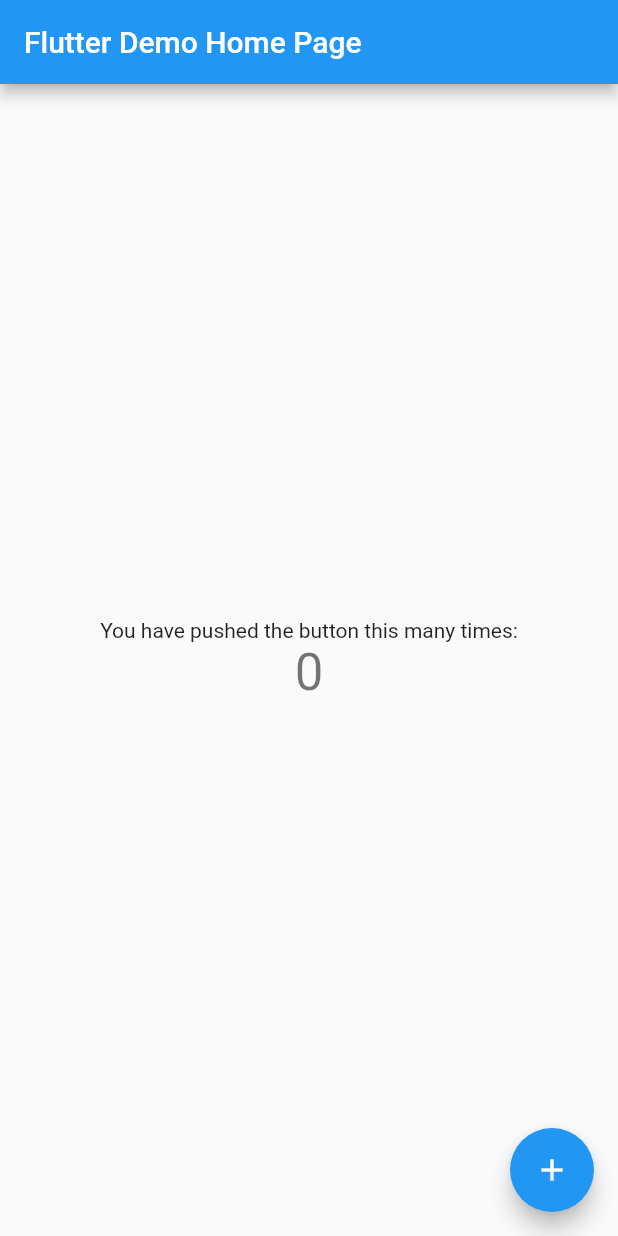
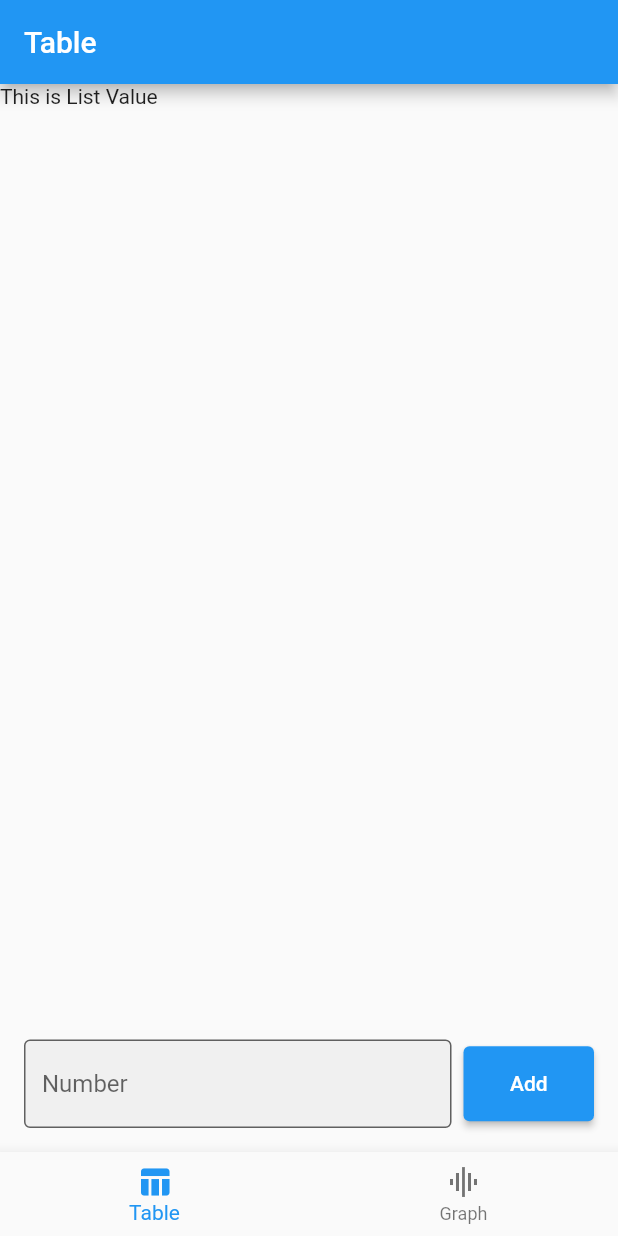
Before and after one commit to masterUNG/UngTableGraph, a Flutter app: the screen it shows after launch, on a phone screen of 412 x 824 dp. Run offline on Flutter 3.47's test engine with Material 2 defaults, Android fonts, the phone set to English and light mode, and no system bars; our stand-ins replace dio, get.

Commit message:
insert value to api sucess

```diff
--- /dev/null
+++ b/lib/controllers/app_controller.dart
@@ -0,0 +1,5 @@
+import 'package:get/get.dart';
+
+class AppController extends GetxController {
+  RxInt indexBodys = 0.obs;
+}
--- a/lib/main.dart
+++ b/lib/main.dart
@@ -1,115 +1,30 @@
+import 'dart:io';
+
 import 'package:flutter/material.dart';
+import 'package:get/get.dart';
+import 'package:ungtablegraph/states/main_home.dart';
 
 void main() {
-  runApp(const MyApp());
+  HttpOverrides.global = MyHttpOverride();
+  runApp(MyApp());
 }
 
 class MyApp extends StatelessWidget {
   const MyApp({super.key});
 
-  // This widget is the root of your application.
   @override
   Widget build(BuildContext context) {
-    return MaterialApp(
-      title: 'Flutter Demo',
-      theme: ThemeData(
-        // This is the theme of your application.
-        //
-        // Try running your application with "flutter run". You'll see the
-        // application has a blue toolbar. Then, without quitting the app, try
-        // changing the primarySwatch below to Colors.green and then invoke
-        // "hot reload" (press "r" in the console where you ran "flutter run",
-        // or simply save your changes to "hot reload" in a Flutter IDE).
-        // Notice that the counter didn't reset back to zero; the application
-        // is not restarted.
-        primarySwatch: Colors.blue,
-      ),
-      home: const MyHomePage(title: 'Flutter Demo Home Page'),
+    return GetMaterialApp(
+      home: MainHome(),
     );
   }
 }
 
-class MyHomePage extends StatefulWidget {
-  const MyHomePage({super.key, required this.title});
-
-  // This widget is the home page of your application. It is stateful, meaning
-  // that it has a State object (defined below) that contains fields that affect
-  // how it looks.
-
-  // This class is the configuration for the state. It holds the values (in this
-  // case the title) provided by the parent (in this case the App widget) and
-  // used by the build method of the State. Fields in a Widget subclass are
-  // always marked "final".
-
-  final String title;
-
+class MyHttpOverride extends HttpOverrides {
   @override
-  State<MyHomePage> createState() => _MyHomePageState();
-}
-
-class _MyHomePageState extends State<MyHomePage> {
-  int _counter = 0;
-
-  void _incrementCounter() {
-    setState(() {
-      // This call to setState tells the Flutter framework that something has
-      // changed in this State, which causes it to rerun the build method below
-      // so that the display can reflect the updated values. If we changed
-      // _counter without calling setState(), then the build method would not be
-      // called again, and so nothing would appear to happen.
-      _counter++;
-    });
-  }
-
-  @override
-  Widget build(BuildContext context) {
-    // This method is rerun every time setState is called, for instance as done
-    // by the _incrementCounter method above.
-    //
-    // The Flutter framework has been optimized to make rerunning build methods
-    // fast, so that you can just rebuild anything that needs updating rather
-    // than having to individually change instances of widgets.
-    return Scaffold(
-      appBar: AppBar(
-        // Here we take the value from the MyHomePage object that was created by
-        // the App.build method, and use it to set our appbar title.
-        title: Text(widget.title),
-      ),
-      body: Center(
-        // Center is a layout widget. It takes a single child and positions it
-        // in the middle of the parent.
-        child: Column(
-          // Column is also a layout widget. It takes a list of children and
-          // arranges them vertically. By default, it sizes itself to fit its
-          // children horizontally, and tries to be as tall as its parent.
-          //
-          // Invoke "debug painting" (press "p" in the console, choose the
-          // "Toggle Debug Paint" action from the Flutter Inspector in Android
-          // Studio, or the "Toggle Debug Paint" command in Visual Studio Code)
-          // to see the wireframe for each widget.
-          //
-          // Column has various properties to control how it sizes itself and
-          // how it positions its children. Here we use mainAxisAlignment to
-          // center the children vertically; the main axis here is the vertical
-          // axis because Columns are vertical (the cross axis would be
-          // horizontal).
-          mainAxisAlignment: MainAxisAlignment.center,
-          children: <Widget>[
-            const Text(
-              'You have pushed the button this many times:',
-            ),
-            Text(
-              '$_counter',
-              style: Theme.of(context).textTheme.headline4,
-            ),
-          ],
-        ),
-      ),
-      floatingActionButton: FloatingActionButton(
-        onPressed: _incrementCounter,
-        tooltip: 'Increment',
-        child: const Icon(Icons.add),
-      ), // This trailing comma makes auto-formatting nicer for build methods.
-    );
+  HttpClient createHttpClient(SecurityContext? context) {
+    // TODO: implement createHttpClient
+    return super.createHttpClient(context)
+      ..badCertificateCallback = (cert, host, port) => true;
   }
 }
--- /dev/null
+++ b/lib/states/main_home.dart
@@ -0,0 +1,67 @@
+import 'package:flutter/material.dart';
+import 'package:get/get.dart';
+import 'package:ungtablegraph/controllers/app_controller.dart';
+import 'package:ungtablegraph/widgets/graph.dart';
+import 'package:ungtablegraph/widgets/my_table.dart';
+
+class MainHome extends StatefulWidget {
+  const MainHome({super.key});
+
+  @override
+  State<MainHome> createState() => _MainHomeState();
+}
+
+class _MainHomeState extends State<MainHome> {
+  var titles = <String>[
+    'Table',
+    'Graph',
+  ];
+
+  var iconDatas = <IconData>[
+    Icons.table_chart,
+    Icons.graphic_eq,
+  ];
+
+  var bodys = <Widget>[
+    const MyTable(),
+    const Graph(),
+  ];
+
+  var bottonNavigationBarItems = <BottomNavigationBarItem>[];
+
+  @override
+  void initState() {
+    super.initState();
+
+    for (var i = 0; i < titles.length; i++) {
+      bottonNavigationBarItems.add(
+        BottomNavigationBarItem(
+            icon: Icon(
+              iconDatas[i],
+            ),
+            label: titles[i]),
+      );
+    }
+  }
+
+  @override
+  Widget build(BuildContext context) {
+    return GetX(
+        init: AppController(),
+        builder: (AppController controller) {
+          return Scaffold(
+            appBar: AppBar(
+              title: Text(titles[controller.indexBodys.value]),
+            ),
+            bottomNavigationBar: BottomNavigationBar(
+              items: bottonNavigationBarItems,
+              currentIndex: controller.indexBodys.value,
+              onTap: (value) {
+                controller.indexBodys.value = value;
+              },
+            ),
+            body: bodys[controller.indexBodys.value],
+          );
+        });
+  }
+}
--- /dev/null
+++ b/lib/utility/my_dialog.dart
@@ -0,0 +1,20 @@
+// ignore_for_file: public_member_api_docs, sort_constructors_first
+import 'package:flutter/material.dart';
+import 'package:get/get.dart';
+import 'package:ungtablegraph/widgets/widget_text.dart';
+
+class MyDialog {
+  final BuildContext context;
+  MyDialog({
+    required this.context,
+  });
+
+  void normalDialog({required String title, required String message}) {
+    Get.dialog(
+      AlertDialog(
+        title: WidgetText(text: title),
+        content: WidgetText(text: message),
+      ),
+    );
+  }
+}
--- /dev/null
+++ b/lib/utility/my_service.dart
@@ -0,0 +1,12 @@
+import 'package:dio/dio.dart';
+
+class MyService {
+
+  Future<void> insertNumber({required String number}) async {
+    String urlApi = 'https://www.androidthai.in.th/fluttertraining/insertNumberUng.php?isAdd=true&number=$number';
+
+    await Dio().get(urlApi).then((value) => print('Insert number Success'));
+
+  }
+
+}
--- /dev/null
+++ b/lib/widgets/graph.dart
@@ -0,0 +1,11 @@
+import 'package:flutter/material.dart';
+import 'package:ungtablegraph/widgets/widget_text.dart';
+
+class Graph extends StatelessWidget {
+  const Graph({super.key});
+
+  @override
+  Widget build(BuildContext context) {
+    return WidgetText(text: 'This is Graph');
+  }
+}
--- /dev/null
+++ b/lib/widgets/my_table.dart
@@ -0,0 +1,93 @@
+import 'package:flutter/material.dart';
+import 'package:ungtablegraph/utility/my_dialog.dart';
+import 'package:ungtablegraph/utility/my_service.dart';
+import 'package:ungtablegraph/widgets/widget_button.dart';
+import 'package:ungtablegraph/widgets/widget_form.dart';
+import 'package:ungtablegraph/widgets/widget_text.dart';
+
+class MyTable extends StatefulWidget {
+  const MyTable({super.key});
+
+  @override
+  State<MyTable> createState() => _MyTableState();
+}
+
+class _MyTableState extends State<MyTable> {
+  String? number;
+  TextEditingController textEditingController = TextEditingController();
+
+  @override
+  Widget build(BuildContext context) {
+    return LayoutBuilder(builder: (context, BoxConstraints boxConstraints) {
+      return GestureDetector(
+        behavior: HitTestBehavior.opaque,
+        onTap: () => FocusScope.of(context).requestFocus(FocusScopeNode()),
+        child: SizedBox(
+          width: boxConstraints.maxWidth,
+          height: boxConstraints.maxHeight,
+          child: Stack(
+            children: [
+              WidgetText(text: 'This is List Value'),
+              Positioned(
+                bottom: 8,
+                child: Row(
+                  children: [
+                    valueForm(boxConstraints),
+                    addButton(boxConstraints)
+                  ],
+                ),
+              ),
+            ],
+          ),
+        ),
+      );
+    });
+  }
+
+  Container addButton(BoxConstraints boxConstraints) {
+    return Container(
+      padding: const EdgeInsets.only(right: 16),
+      width: boxConstraints.maxWidth * 0.25,
+      height: 50,
+      child: WidgetButton(
+        label: 'Add',
+        pressFunc: () {
+          if (number?.isEmpty ?? true) {
+            print('Have Space');
+            MyDialog(context: context).normalDialog(
+                title: 'Have Space ?', message: 'Please Fill Every Blank');
+          } else {
+            print('No Space');
+            processInsertValueToApi();
+          }
+        },
+      ),
+    );
+  }
+
+  Container valueForm(BoxConstraints boxConstraints) {
+    return Container(
+      padding: const EdgeInsets.only(
+        left: 16,
+        top: 8,
+        bottom: 8,
+        right: 8,
+      ),
+      width: boxConstraints.maxWidth * 0.75,
+      child: WidgetForm(
+        textEditingController: textEditingController,
+        hint: 'Number',
+        textInputType: TextInputType.number,
+        changeFunc: (String string) {
+          number = string.trim();
+        },
+      ),
+    );
+  }
+
+  Future<void> processInsertValueToApi() async {
+    await MyService().insertNumber(number: number!).then((value) {
+      textEditingController.text = '';
+    });
+  }
+}
--- /dev/null
+++ b/lib/widgets/widget_button.dart
@@ -0,0 +1,19 @@
+// ignore_for_file: public_member_api_docs, sort_constructors_first
+import 'package:flutter/material.dart';
+import 'package:ungtablegraph/widgets/widget_text.dart';
+
+class WidgetButton extends StatelessWidget {
+  final String label;
+  final Function() pressFunc;
+
+  const WidgetButton({
+    Key? key,
+    required this.label,
+    required this.pressFunc,
+  }) : super(key: key);
+
+  @override
+  Widget build(BuildContext context) {
+    return ElevatedButton(onPressed: pressFunc, child: WidgetText(text: label));
+  }
+}
--- /dev/null
+++ b/lib/widgets/widget_form.dart
@@ -0,0 +1,29 @@
+// ignore_for_file: public_member_api_docs, sort_constructors_first
+import 'package:flutter/material.dart';
+
+class WidgetForm extends StatelessWidget {
+  final String hint;
+  final TextInputType? textInputType;
+  final Function(String) changeFunc;
+  final TextEditingController? textEditingController;
+  const WidgetForm({
+    Key? key,
+    required this.hint,
+    this.textInputType,
+    required this.changeFunc,
+    this.textEditingController,
+  }) : super(key: key);
+
+  @override
+  Widget build(BuildContext context) {
+    return TextFormField(controller: textEditingController,
+      onChanged: changeFunc,
+      keyboardType: textInputType,
+      decoration: InputDecoration(
+        hintText: hint,
+        filled: true,
+        border: OutlineInputBorder(),
+      ),
+    );
+  }
+}
--- /dev/null
+++ b/lib/widgets/widget_text.dart
@@ -0,0 +1,15 @@
+// ignore_for_file: public_member_api_docs, sort_constructors_first
+import 'package:flutter/material.dart';
+
+class WidgetText extends StatelessWidget {
+  final String text;
+  const WidgetText({
+    Key? key,
+    required this.text,
+  }) : super(key: key);
+
+  @override
+  Widget build(BuildContext context) {
+    return Text(text);
+  }
+}
--- a/pubspec.yaml
+++ b/pubspec.yaml
@@ -36,6 +36,8 @@
   # The following adds the Cupertino Icons font to your application.
   # Use with the CupertinoIcons class for iOS style icons.
   cupertino_icons: ^1.0.2
+  get: ^4.6.5
+  dio: ^4.0.6
 
 dev_dependencies:
   flutter_test:
```
Also changed, not shown: pubspec.lock.
